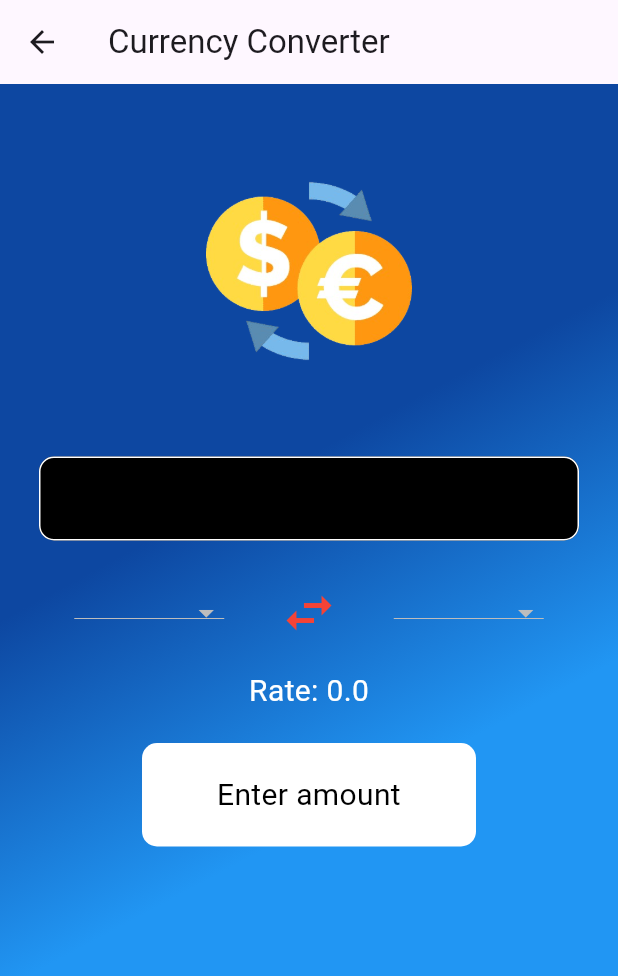
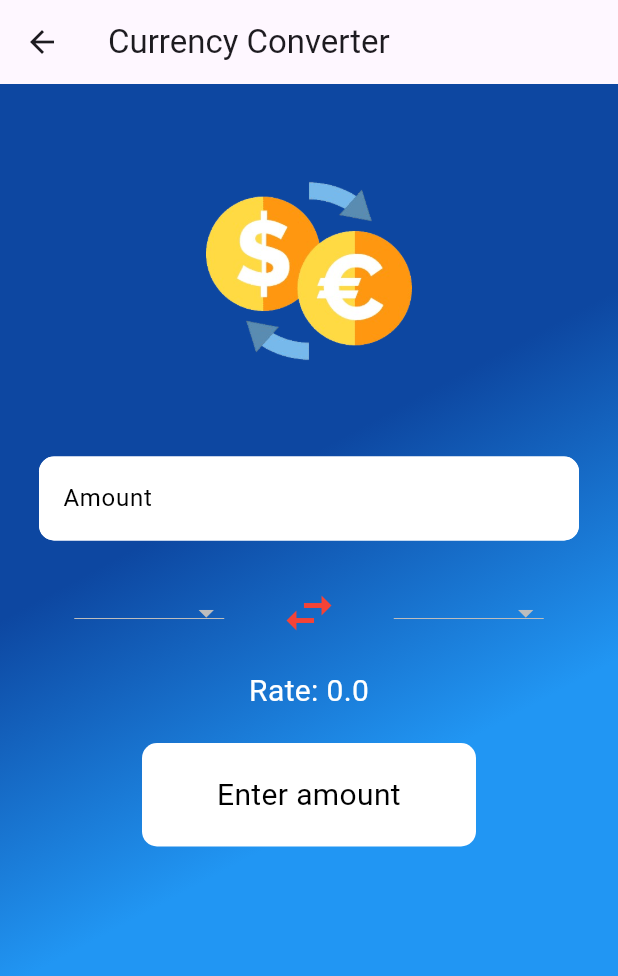
Before and after one commit to M3dh4/Bank-App, a Flutter app: the Convpage screen opened directly, on a phone screen of 412 x 824 dp. Shown: the top 976 px of the screen. Run offline on Flutter 3.47's test engine with Material 3 defaults, Android fonts, the phone set to English and light mode, and no system bars; network calls fail.

Commit message:
Update currencyconv.dart

```diff
--- a/lib/currencyconv.dart
+++ b/lib/currencyconv.dart
@@ -114,11 +114,11 @@ class _ConvpageState extends State<Convpage> {
                     controller: amtc,
                     keyboardType: TextInputType.number,
                     style: const TextStyle(
-                      color: Colors.white,
+                      color: Colors.black,
                     ),
                     decoration: InputDecoration(
                       labelText: "Amount",
-                      fillColor: Colors.black,
+                      fillColor: Colors.white,
                       filled: true,
                       border: OutlineInputBorder(
                         borderRadius: BorderRadius.circular(20),
```
